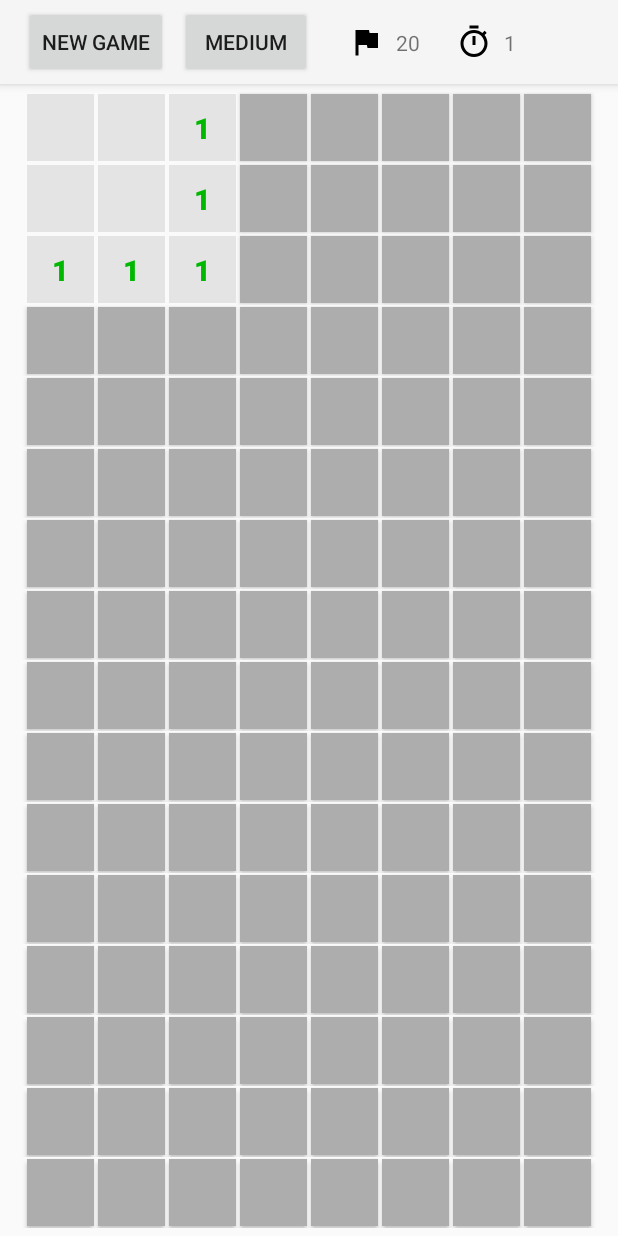
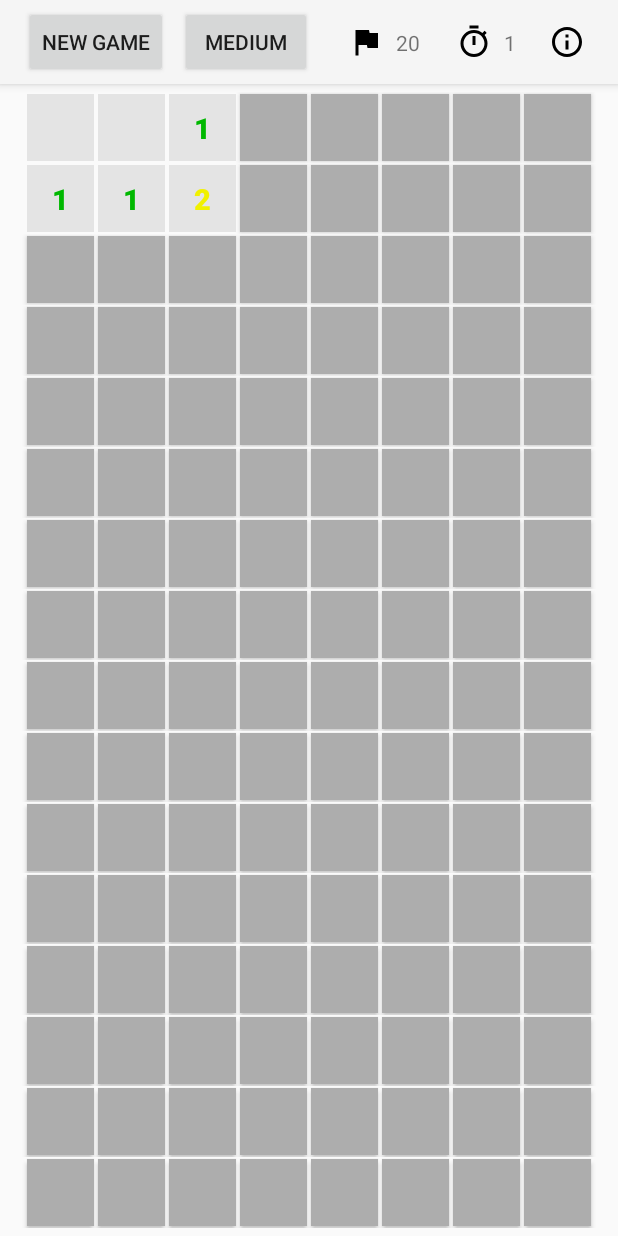
Before and after one commit to dborges2143/android-minesweepr, an Android app: the screen it shows after launch (MainActivity), after a tap on an icon or button, on a phone screen of 412 x 824 dp. Run offline under Robolectric (Android 15) with nearby library versions, the phone set to English and light mode, and no system bars; our stand-ins replace AdMob; 2 statements that could not run were skipped.

Commit message:
Started information modal

```diff
--- a/app/build.gradle
+++ b/app/build.gradle
@@ -37,4 +37,5 @@ dependencies {
     implementation 'com.android.support:customtabs:28.0.0'
     implementation 'com.android.support:support-media-compat:28.0.0'
     implementation 'com.android.support:support-v4:28.0.0'
+    implementation 'com.android.support:cardview-v7:28.0.0'
 }
--- a/app/src/main/java/com/borges/minesweeper/MainActivity.kt
+++ b/app/src/main/java/com/borges/minesweeper/MainActivity.kt
@@ -15,6 +15,7 @@ import com.borges.minesweeper.data.Cell
 import com.borges.minesweeper.data.Grid
 import com.borges.minesweeper.data.GridDifficulty
 import com.borges.minesweeper.dialogs.DifficultySelectorDialog
+import com.borges.minesweeper.dialogs.InfoDialog
 import com.borges.minesweeper.fragments.EasyGridFragment
 import com.borges.minesweeper.fragments.HardGridFragment
 import com.borges.minesweeper.fragments.MediumGridFragment
@@ -57,6 +58,14 @@ class MainActivity : AppCompatActivity(), DifficultySelectorDialog.ChangeDifficu
         setContentView(R.layout.activity_main)
         setSupportActionBar(minesweepr_toolbar)
 
+        initializeAds()
+
+        updateDifficulty()
+        buttonDifficulty.setOnClickListener { openDifficultyDialog() }
+        buttonInfo.setOnClickListener { openInfoDialog() }
+    }
+
+    private fun initializeAds() {
         MobileAds.initialize(this)
         mInterstitialAd = InterstitialAd(this)
         mInterstitialAd.adUnitId = "ca-app-pub-3940256099942544/1033173712"
@@ -65,11 +74,10 @@ class MainActivity : AppCompatActivity(), DifficultySelectorDialog.ChangeDifficu
             override fun onAdClosed() {
                 super.onAdClosed()
                 mInterstitialAd.loadAd(AdRequest.Builder().build())
+                buttonNewGame.isEnabled = true
+                buttonDifficulty.isEnabled = true
             }
         }
-
-        updateDifficulty()
-        buttonDifficulty.setOnClickListener { openDifficultyDialog() }
     }
 
     private fun openDifficultyDialog() {
@@ -78,6 +86,11 @@ class MainActivity : AppCompatActivity(), DifficultySelectorDialog.ChangeDifficu
         bundle.putString("difficulty", selectedDifficulty.label)
         dialog.arguments = bundle
         dialog.show(supportFragmentManager, "Select Difficulty")
+    }
+
+    private fun openInfoDialog() {
+        val dialog = InfoDialog()
+        dialog.show(supportFragmentManager, "About Minesweepr")
     }
 
     override fun onDifficultyChanged(difficulty: GridDifficulty) {
@@ -156,6 +169,8 @@ class MainActivity : AppCompatActivity(), DifficultySelectorDialog.ChangeDifficu
 
     private fun loadAd() {
         if (mInterstitialAd.isLoaded) {
+            buttonNewGame.isEnabled = false
+            buttonDifficulty.isEnabled = false
             mInterstitialAd.show()
         } else {
             println("The interstitial wasn't loaded yet")
@@ -173,22 +188,22 @@ class MainActivity : AppCompatActivity(), DifficultySelectorDialog.ChangeDifficu
                 vibrator.vibrate(VibrationEffect.createOneShot(100, 100))
 
                 if (grid.isInitialized) {
-                    val background = view.background as ColorDrawable
                     val cell = findCell(resources.getResourceName(view.id))
 
                     if (!cell.isRevealed) {
-                        when (background.color) {
-                            mineColor -> {
+
+                        if (cell.isMarkedAsBomb) {
                             cell.unMarkBomb()
                             view.setBackgroundColor(concealedColor)
-                            }
-                            concealedColor -> {
+                            val button = view as Button
+                            button.setCompoundDrawablesWithIntrinsicBounds(null, null, null, null)
+                        } else {
                             cell.markAsBomb()
                             val button = view as Button
                             button.setCompoundDrawablesWithIntrinsicBounds(mineIcon, null, null, null)
                             if (grid.isClean) gameWon()
                         }
-                        }
+
                         updateBombsLeftLabel()
                     }
 
--- /dev/null
+++ b/app/src/main/res/drawable/ic_info_outline_black_24dp.xml
@@ -0,0 +1,9 @@
+<vector xmlns:android="http://schemas.android.com/apk/res/android"
+        android:width="24dp"
+        android:height="24dp"
+        android:viewportWidth="24.0"
+        android:viewportHeight="24.0">
+    <path
+        android:fillColor="#FF000000"
+        android:pathData="M11,17h2v-6h-2v6zM12,2C6.48,2 2,6.48 2,12s4.48,10 10,10 10,-4.48 10,-10S17.52,2 12,2zM12,20c-4.41,0 -8,-3.59 -8,-8s3.59,-8 8,-8 8,3.59 8,8 -3.59,8 -8,8zM11,9h2L13,7h-2v2z"/>
+</vector>
--- a/app/src/main/res/layout/activity_main.xml
+++ b/app/src/main/res/layout/activity_main.xml
@@ -74,6 +74,14 @@
                     app:layout_constraintBottom_toBottomOf="parent" android:layout_marginBottom="8dp"
                     android:layout_marginTop="8dp" app:layout_constraintTop_toTopOf="parent"
                     android:layout_marginStart="8dp" android:id="@+id/textTimer"/>
+            <ImageButton
+                    android:layout_width="0dp"
+                    android:layout_height="wrap_content" app:srcCompat="@drawable/ic_info_outline_black_24dp"
+                    android:id="@+id/buttonInfo" app:layout_constraintStart_toEndOf="@+id/textTimer"
+                    android:layout_marginStart="8dp" android:layout_marginBottom="8dp"
+                    app:layout_constraintBottom_toBottomOf="parent" app:layout_constraintTop_toTopOf="parent"
+                    android:layout_marginTop="8dp" app:layout_constraintEnd_toEndOf="parent"
+                    android:layout_marginEnd="8dp" android:background="?attr/colorPrimary"/>
 
         </android.support.constraint.ConstraintLayout>
 
--- a/app/src/main/res/values/styles.xml
+++ b/app/src/main/res/values/styles.xml
@@ -10,6 +10,10 @@
     <style name="AppTheme.NoActionBar">
         <item name="windowActionBar">false</item>
         <item name="windowNoTitle">true</item>
+
+        <item name="android:windowDrawsSystemBarBackgrounds">true</item>
+        <item name="android:statusBarColor">@android:color/transparent</item>
+        <item name="android:windowTranslucentStatus">true</item>
     </style>
     <style name="AppTheme.AppBarOverlay" parent="ThemeOverlay.AppCompat.Dark.ActionBar"/>
     <style name="AppTheme.PopupOverlay" parent="ThemeOverlay.AppCompat.Light"/>
--- a/build.gradle
+++ b/build.gradle
@@ -8,7 +8,7 @@ buildscript {
 
     }
     dependencies {
-        classpath 'com.android.tools.build:gradle:3.4.2'
+        classpath 'com.android.tools.build:gradle:3.5.0'
         classpath "org.jetbrains.kotlin:kotlin-gradle-plugin:$kotlin_version"
         // NOTE: Do not place your application dependencies here; they belong
         // in the individual module build.gradle files
```
Also changed, not shown: app/src/main/java/com/borges/minesweeper/dialogs/InfoDialog.kt (added, +24 -0 lines), app/src/main/res/layout/dialog_info.xml (added, +54 -0 lines), app/src/main/res/layout/dialog_info_pager.xml (added, +16 -0 lines), app/src/main/res/drawable/minesweepr_screenshot.png (added), gradle/wrapper/gradle-wrapper.properties. Lines whose indentation alone changed are shown as unchanged.
